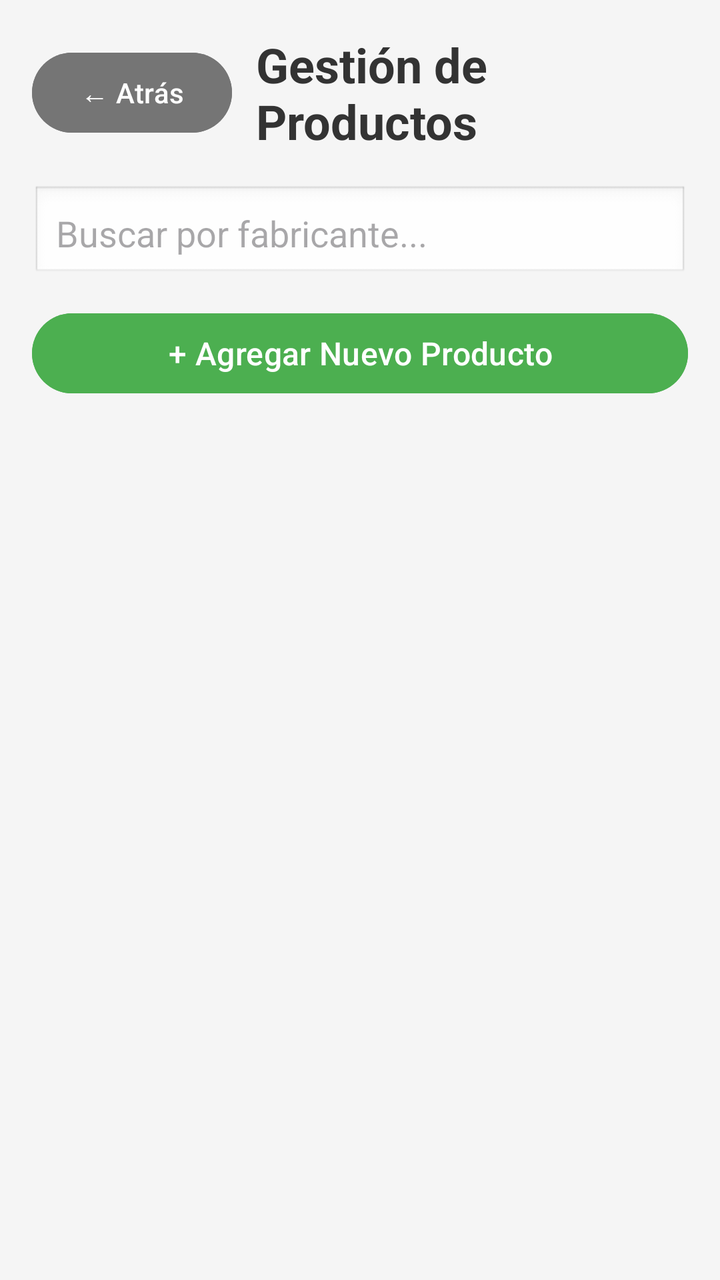
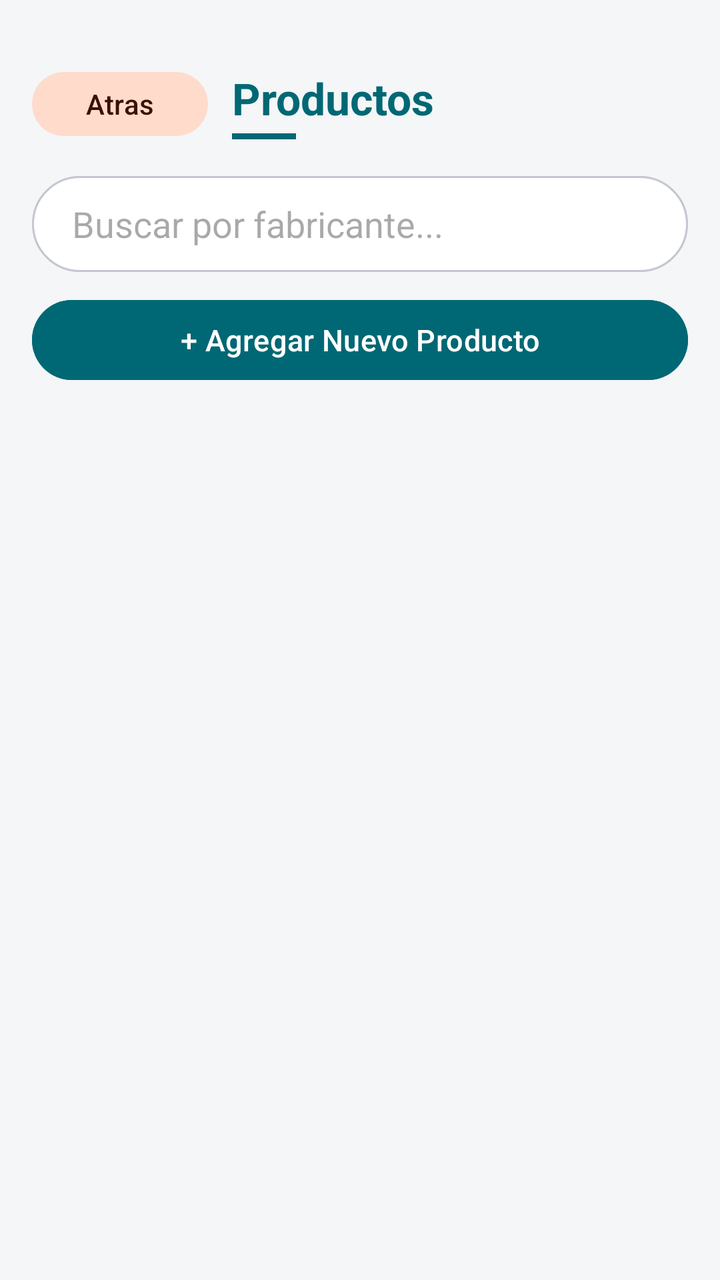

Before-and-after screenshots of an Android layout around one commit, followed by the original layout XML and the change that was made.
<!-- AndroidManifest.xml: application theme Theme.RodamientosYFierros -->
<!-- res/layout/activity_productos.xml -->
<?xml version="1.0" encoding="utf-8"?>
<LinearLayout xmlns:android="http://schemas.android.com/apk/res/android"
    android:layout_width="match_parent"
    android:layout_height="match_parent"
    android:orientation="vertical"
    android:padding="16dp"
    android:layout_marginTop="35sp"
    android:background="#f5f5f5">

    <LinearLayout
        android:layout_width="match_parent"
        android:layout_height="wrap_content"
        android:orientation="horizontal"
        android:layout_marginBottom="16dp"
        android:gravity="center_vertical">

        <Button
            android:id="@+id/btn_volver"
            android:layout_width="wrap_content"
            android:layout_height="48dp"
            android:text="← Atrás"
            android:textSize="14sp"
            android:backgroundTint="#757575"
            android:layout_marginEnd="12dp" />

        <TextView
            android:layout_width="0dp"
            android:layout_height="wrap_content"
            android:layout_weight="1"
            android:text="Gestión de Productos"
            android:textSize="24sp"
            android:textStyle="bold"
            android:textColor="#333333" />

    </LinearLayout>

    <EditText
        android:id="@+id/et_buscar_producto"
        android:layout_width="match_parent"
        android:layout_height="48dp"
        android:hint="Buscar por fabricante..."
        android:padding="12dp"
        android:background="@android:drawable/edit_text"
        android:layout_marginBottom="12dp" />

    <Button
        android:id="@+id/btn_agregar_producto"
        android:layout_width="match_parent"
        android:layout_height="48dp"
        android:text="+ Agregar Nuevo Producto"
        android:textSize="16sp"
        android:layout_marginBottom="16dp"
        android:backgroundTint="#4CAF50" />

    <androidx.recyclerview.widget.RecyclerView
        android:id="@+id/rv_productos"
        android:layout_width="match_parent"
        android:layout_height="match_parent"
        android:padding="8dp" />

</LinearLayout>
<!-- resources referenced by this layout -->
<resources>
  <style name="Theme.RodamientosYFierros" parent="Base.Theme.RodamientosYFierros" />
  <style name="Base.Theme.RodamientosYFierros" parent="Theme.Material3.DayNight.NoActionBar">
          
          
      </style>
</resources>

<!-- the commit's change to res/layout/activity_productos.xml (unified diff, before → after) -->
@@ -3,59 +3,85 @@
     android:layout_width="match_parent"
     android:layout_height="match_parent"
     android:orientation="vertical"
-    android:padding="16dp"
-    android:layout_marginTop="35sp"
-    android:background="#f5f5f5">
+    android:background="@color/background"
+    android:paddingTop="32dp">
 
+    
     <LinearLayout
         android:layout_width="match_parent"
         android:layout_height="wrap_content"
         android:orientation="horizontal"
-        android:layout_marginBottom="16dp"
+        android:paddingHorizontal="16dp"
+        android:paddingBottom="16dp"
         android:gravity="center_vertical">
 
         <Button
             android:id="@+id/btn_volver"
+            style="@style/Widget.Material3.Button.TonalButton"
             android:layout_width="wrap_content"
-            android:layout_height="48dp"
-            android:text="← Atrás"
+            android:layout_height="40dp"
+            android:text="Atras"
             android:textSize="14sp"
-            android:backgroundTint="#757575"
             android:layout_marginEnd="12dp" />
 
-        <TextView
+        <LinearLayout
             android:layout_width="0dp"
             android:layout_height="wrap_content"
             android:layout_weight="1"
-            android:text="Gestión de Productos"
-            android:textSize="24sp"
-            android:textStyle="bold"
-            android:textColor="#333333" />
+            android:orientation="vertical">
 
+            <TextView
+                android:layout_width="wrap_content"
+                android:layout_height="wrap_content"
+                android:text="Productos"
+                android:textSize="22sp"
+                android:textStyle="bold"
+                android:textColor="@color/color_productos" />
+
+            <View
+                android:layout_width="32dp"
+                android:layout_height="3dp"
+                android:background="@color/color_productos"
+                android:layout_marginTop="3dp" />
+        </LinearLayout>
     </LinearLayout>
 
-    <EditText
-        android:id="@+id/et_buscar_producto"
+    
+    <LinearLayout
         android:layout_width="match_parent"
-        android:layout_height="48dp"
-        android:hint="Buscar por fabricante..."
-        android:padding="12dp"
-        android:background="@android:drawable/edit_text"
-        android:layout_marginBottom="12dp" />
+        android:layout_height="wrap_content"
+        android:orientation="vertical"
+        android:paddingHorizontal="16dp"
+        android:paddingBottom="12dp">
 
-    <Button
-        android:id="@+id/btn_agregar_producto"
-        android:layout_width="match_parent"
-        android:layout_height="48dp"
-        android:text="+ Agregar Nuevo Producto"
-        android:textSize="16sp"
-        android:layout_marginBottom="16dp"
-        android:backgroundTint="#4CAF50" />
+        <EditText
+            android:id="@+id/et_buscar_producto"
+            android:layout_width="match_parent"
+            android:layout_height="48dp"
+            android:hint="Buscar por fabricante..."
+            android:paddingStart="20dp"
+            android:paddingEnd="20dp"
+            android:background="@drawable/bg_search"
+            android:inputType="text"
+            android:layout_marginBottom="10dp" />
 
+        <Button
+            android:id="@+id/btn_agregar_producto"
+            android:layout_width="match_parent"
+            android:layout_height="48dp"
+            android:text="+ Agregar Nuevo Producto"
+            android:textSize="15sp"
+            android:backgroundTint="@color/color_productos" />
+    </LinearLayout>
+
+    
     <androidx.recyclerview.widget.RecyclerView
         android:id="@+id/rv_productos"
         android:layout_width="match_parent"
         android:layout_height="match_parent"
-        android:padding="8dp" />
+        android:paddingHorizontal="12dp"
+        android:paddingTop="4dp"
+        android:paddingBottom="16dp"
+        android:clipToPadding="false" />
 
 </LinearLayout>
<!-- resource entries referenced after the edit -->
@@ -1,9 +1,64 @@
 <!-- resources referenced by this layout -->
 <resources>
+  <color name="background">#F4F6F8</color>
+  <color name="color_productos">#006874</color>
+  <!-- drawable bg_search (drawable) -->
+  <?xml version="1.0" encoding="utf-8"?>
+  <shape xmlns:android="http://schemas.android.com/apk/res/android"
+      android:shape="rectangle">
+      <solid android:color="@color/surface" />
+      <stroke android:width="1dp" android:color="@color/outline_variant" />
+      <corners android:radius="28dp" />
+  </shape>
   <style name="Theme.RodamientosYFierros" parent="Base.Theme.RodamientosYFierros" />
+  <color name="surface">#FFFFFF</color>
+  <color name="outline_variant">#C4C6D0</color>
   <style name="Base.Theme.RodamientosYFierros" parent="Theme.Material3.DayNight.NoActionBar">
-          
-          
+          <item name="colorPrimary">@color/primary</item>
+          <item name="colorOnPrimary">@color/on_primary</item>
+          <item name="colorPrimaryContainer">@color/primary_container</item>
+          <item name="colorOnPrimaryContainer">@color/on_primary_container</item>
+          <item name="colorSecondary">@color/secondary</item>
+          <item name="colorOnSecondary">@color/on_secondary</item>
+          <item name="colorSecondaryContainer">@color/secondary_container</item>
+          <item name="colorOnSecondaryContainer">@color/on_secondary_container</item>
+          <item name="colorTertiary">@color/tertiary</item>
+          <item name="colorOnTertiary">@color/on_tertiary</item>
+          <item name="colorTertiaryContainer">@color/tertiary_container</item>
+          <item name="colorOnTertiaryContainer">@color/on_tertiary_container</item>
+          <item name="colorError">@color/error</item>
+          <item name="colorOnError">@color/on_error</item>
+          <item name="colorErrorContainer">@color/error_container</item>
+          <item name="colorOnErrorContainer">@color/on_error_container</item>
+          <item name="android:colorBackground">@color/background</item>
+          <item name="colorOnBackground">@color/on_background</item>
+          <item name="colorSurface">@color/surface</item>
+          <item name="colorOnSurface">@color/on_surface</item>
+          <item name="colorSurfaceVariant">@color/surface_variant</item>
+          <item name="colorOnSurfaceVariant">@color/on_surface_variant</item>
+          <item name="colorOutline">@color/outline</item>
+          <item name="colorOutlineVariant">@color/outline_variant</item>
       </style>
+  <color name="primary">#1565C0</color>
+  <color name="on_primary">#FFFFFF</color>
+  <color name="primary_container">#D6E4FF</color>
+  <color name="on_primary_container">#001A41</color>
+  <color name="secondary">#E65100</color>
+  <color name="on_secondary">#FFFFFF</color>
+  <color name="secondary_container">#FFDBCC</color>
+  <color name="on_secondary_container">#3A1000</color>
+  <color name="tertiary">#2E7D32</color>
+  <color name="on_tertiary">#FFFFFF</color>
+  <color name="tertiary_container">#B9F0B8</color>
+  <color name="on_tertiary_container">#002106</color>
+  <color name="error">#BA1A1A</color>
+  <color name="on_error">#FFFFFF</color>
+  <color name="error_container">#FFDAD6</color>
+  <color name="on_error_container">#410002</color>
+  <color name="on_background">#1C1B1F</color>
+  <color name="on_surface">#1C1B1F</color>
+  <color name="surface_variant">#E1E2EC</color>
+  <color name="on_surface_variant">#44464F</color>
+  <color name="outline">#74777F</color>
 </resources>
 
